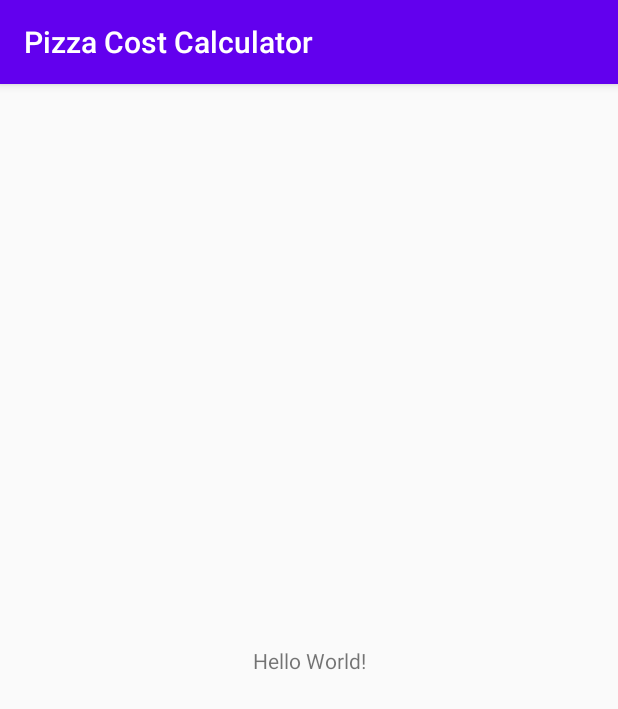
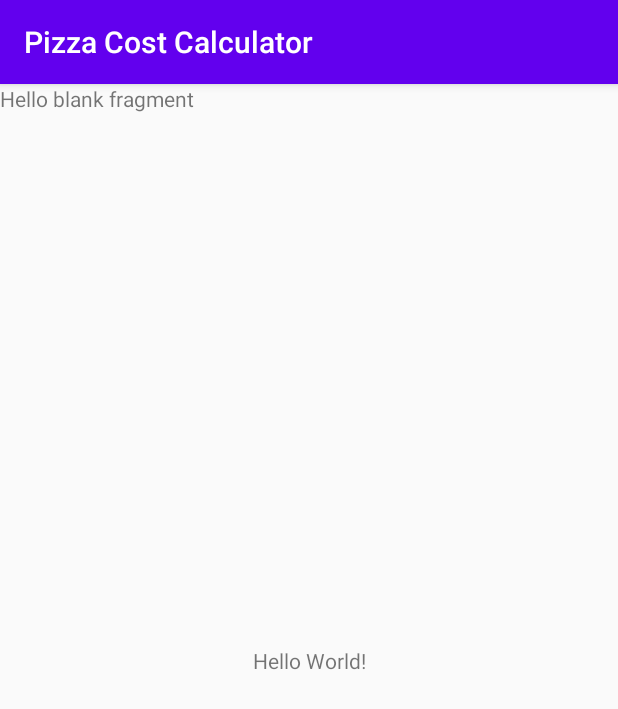
Before and after one commit to komidawi/PizzaCostCalculator, an Android app: the screen it shows after launch (MainActivity), on a phone screen of 412 x 824 dp. Shown: the top 709 px of the screen. Run offline under Robolectric (Android 15) with nearby library versions, the phone set to English and light mode, and no system bars.

Commit message:
[PCC-1] Feat: Create first working Fragment

```diff
--- a/app/src/main/java/com/github/komidawi/pizzacostcalculator/MainActivity.kt
+++ b/app/src/main/java/com/github/komidawi/pizzacostcalculator/MainActivity.kt
@@ -2,11 +2,14 @@ package com.github.komidawi.pizzacostcalculator
 
 import androidx.appcompat.app.AppCompatActivity
 import android.os.Bundle
+import androidx.databinding.DataBindingUtil
+import com.github.komidawi.pizzacostcalculator.databinding.ActivityMainBinding
 
 class MainActivity : AppCompatActivity() {
 
     override fun onCreate(savedInstanceState: Bundle?) {
         super.onCreate(savedInstanceState)
-        setContentView(R.layout.activity_main)
+        val binding = ActivityMainBinding.inflate(layoutInflater)
+        setContentView(binding.root)
     }
 }
--- /dev/null
+++ b/app/src/main/java/com/github/komidawi/pizzacostcalculator/TitleFragment.kt
@@ -0,0 +1,21 @@
+package com.github.komidawi.pizzacostcalculator
+
+import android.os.Bundle
+import androidx.fragment.app.Fragment
+import android.view.LayoutInflater
+import android.view.View
+import android.view.ViewGroup
+import com.github.komidawi.pizzacostcalculator.databinding.FragmentTitleBinding
+
+class TitleFragment : Fragment() {
+
+    override fun onCreateView(
+        inflater: LayoutInflater, container: ViewGroup?,
+        savedInstanceState: Bundle?
+    ): View? {
+        val binding = FragmentTitleBinding.inflate(
+            inflater, container, false
+        )
+        return binding.root
+    }
+}
--- a/app/src/main/res/layout/activity_main.xml
+++ b/app/src/main/res/layout/activity_main.xml
@@ -5,6 +5,14 @@
     android:layout_width="match_parent"
     android:layout_height="match_parent"
     tools:context=".MainActivity">
+
+    <fragment
+        android:id="@+id/titleFragment"
+        android:name="com.github.komidawi.pizzacostcalculator.TitleFragment"
+        android:layout_width="wrap_content"
+        android:layout_height="wrap_content"
+        app:layout_constraintStart_toStartOf="parent"
+        app:layout_constraintTop_toTopOf="parent" />
 
     <TextView
         android:layout_width="wrap_content"
--- /dev/null
+++ b/app/src/main/res/layout/fragment_title.xml
@@ -0,0 +1,12 @@
+<?xml version="1.0" encoding="utf-8"?>
+<FrameLayout xmlns:android="http://schemas.android.com/apk/res/android"
+    xmlns:tools="http://schemas.android.com/tools"
+    android:layout_width="match_parent"
+    android:layout_height="match_parent"
+    tools:context=".TitleFragment">
+
+    <TextView
+        android:layout_width="match_parent"
+        android:layout_height="match_parent"
+        android:text="@string/hello_blank_fragment" />
+</FrameLayout>
--- a/app/src/main/res/values/strings.xml
+++ b/app/src/main/res/values/strings.xml
@@ -1,3 +1,5 @@
 <resources>
     <string name="app_name">Pizza Cost Calculator</string>
+
+    <string name="hello_blank_fragment">Hello blank fragment</string>
 </resources>
```
